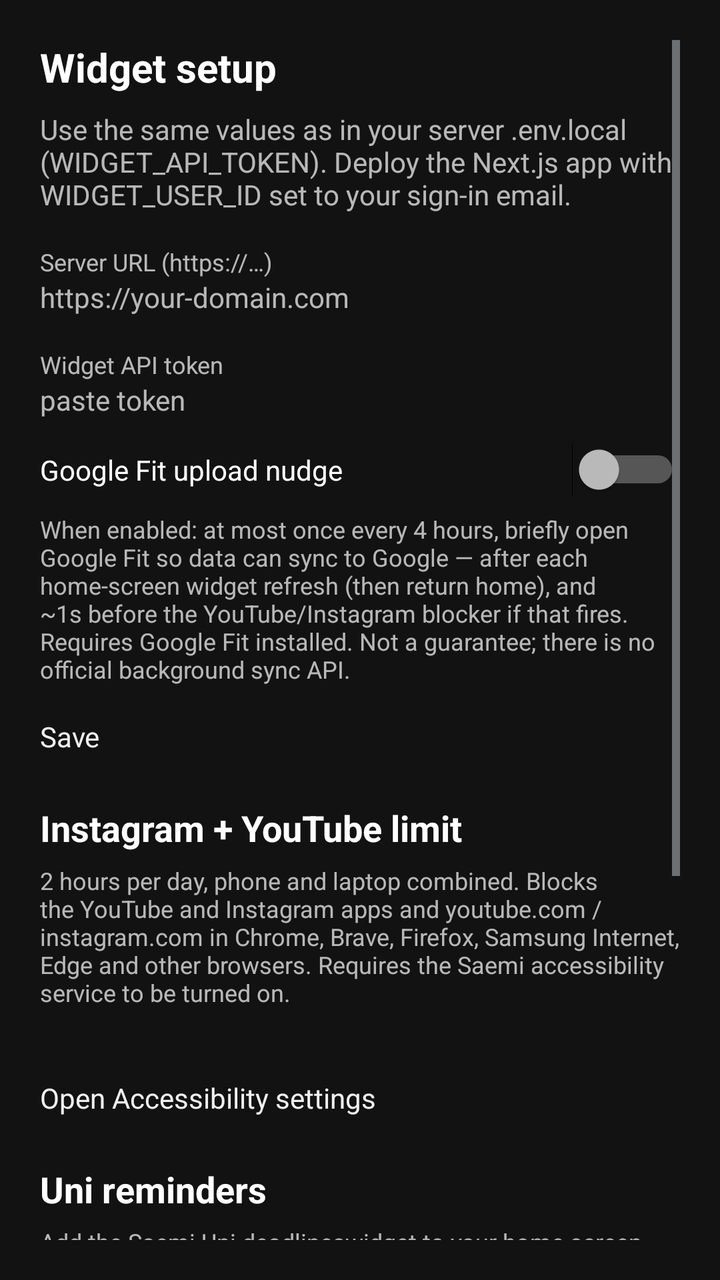
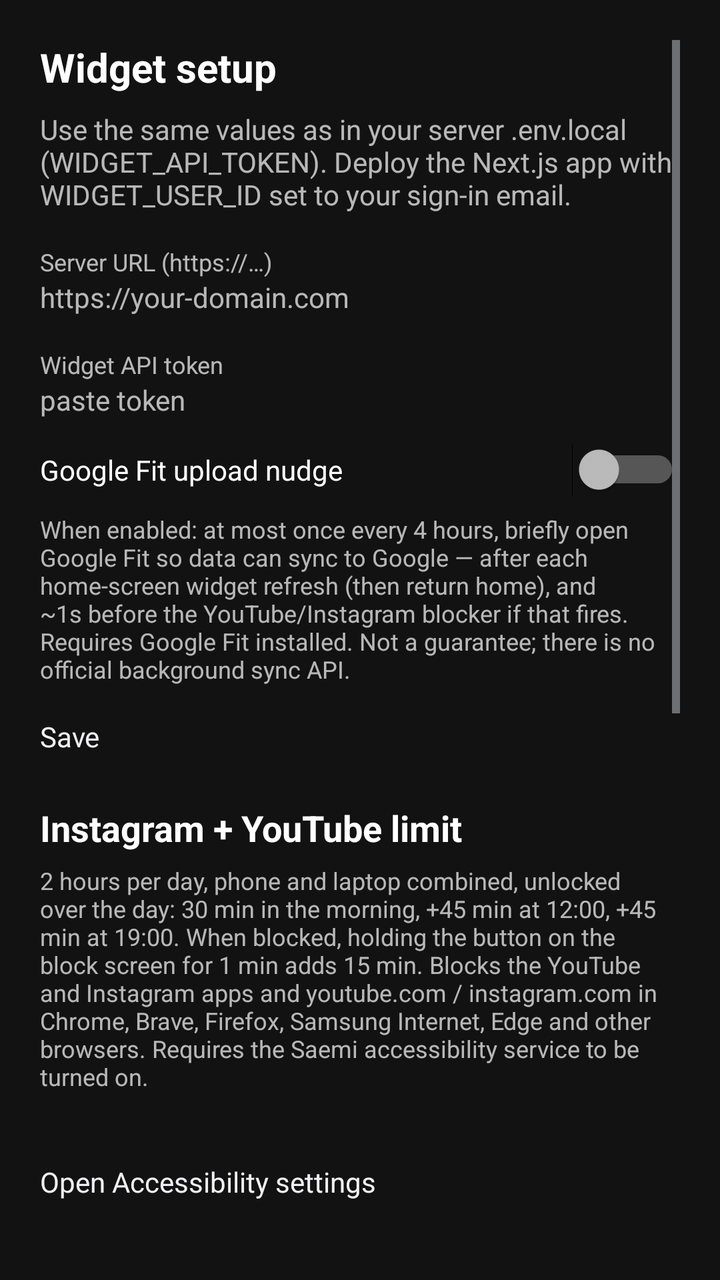

The first picture is an Android layout as it rendered before a commit; the second is the same layout after the commit. The layout source and the unified diff follow.
<!-- AndroidManifest.xml: activity theme Theme.SaemiGoalsWidget.Configure -->
<!-- res/layout/activity_configure.xml -->
<?xml version="1.0" encoding="utf-8"?>
<ScrollView xmlns:android="http://schemas.android.com/apk/res/android"
    android:layout_width="match_parent"
    android:layout_height="match_parent"
    android:fillViewport="true"
    android:padding="20dp">

    <LinearLayout
        android:layout_width="match_parent"
        android:layout_height="wrap_content"
        android:orientation="vertical">

        <TextView
            android:layout_width="match_parent"
            android:layout_height="wrap_content"
            android:paddingBottom="8dp"
            android:text="@string/configure_title"
            android:textColor="@color/widget_text"
            android:textSize="20sp"
            android:textStyle="bold" />

        <TextView
            android:layout_width="match_parent"
            android:layout_height="wrap_content"
            android:paddingBottom="16dp"
            android:text="Use the same values as in your server .env.local (WIDGET_API_TOKEN). Deploy the Next.js app with WIDGET_USER_ID set to your sign-in email."
            android:textColor="@color/widget_muted"
            android:textSize="14sp" />

        <TextView
            android:layout_width="match_parent"
            android:layout_height="wrap_content"
            android:labelFor="@id/edit_base_url"
            android:text="@string/base_url_hint"
            android:textColor="@color/widget_muted"
            android:textSize="12sp" />

        <EditText
            android:id="@+id/edit_base_url"
            android:layout_width="match_parent"
            android:layout_height="wrap_content"
            android:layout_marginBottom="16dp"
            android:hint="https://your-domain.com"
            android:inputType="textUri"
            android:textColor="@color/widget_text"
            android:textColorHint="@color/widget_muted" />

        <TextView
            android:layout_width="match_parent"
            android:layout_height="wrap_content"
            android:labelFor="@id/edit_token"
            android:text="@string/token_hint"
            android:textColor="@color/widget_muted"
            android:textSize="12sp" />

        <EditText
            android:id="@+id/edit_token"
            android:layout_width="match_parent"
            android:layout_height="wrap_content"
            android:layout_marginBottom="12dp"
            android:hint="paste token"
            android:importantForAutofill="no"
            android:inputType="textPassword|textVisiblePassword"
            android:textColor="@color/widget_text"
            android:textColorHint="@color/widget_muted" />

        <Switch
            android:id="@+id/switch_google_fit_nudge"
            android:layout_width="match_parent"
            android:layout_height="wrap_content"
            android:layout_marginBottom="8dp"
            android:text="@string/google_fit_nudge_title"
            android:textColor="@color/widget_text" />

        <TextView
            android:layout_width="match_parent"
            android:layout_height="wrap_content"
            android:layout_marginBottom="16dp"
            android:text="@string/google_fit_nudge_summary"
            android:textColor="@color/widget_muted"
            android:textSize="12sp" />

        <Button
            android:id="@+id/btn_save"
            android:layout_width="match_parent"
            android:layout_height="wrap_content"
            android:text="@string/save" />

        <TextView
            android:layout_width="match_parent"
            android:layout_height="wrap_content"
            android:layout_marginTop="24dp"
            android:paddingBottom="6dp"
            android:text="@string/blocker_title"
            android:textColor="@color/widget_text"
            android:textSize="18sp"
            android:textStyle="bold" />

        <TextView
            android:layout_width="match_parent"
            android:layout_height="wrap_content"
            android:layout_marginBottom="8dp"
            android:text="@string/blocker_hint"
            android:textColor="@color/widget_muted"
            android:textSize="12sp" />

        <TextView
            android:id="@+id/blocker_status"
            android:layout_width="match_parent"
            android:layout_height="wrap_content"
            android:layout_marginBottom="8dp"
            android:textColor="@color/widget_text"
            android:textSize="14sp"
            android:textStyle="bold" />

        <Button
            android:id="@+id/btn_accessibility"
            android:layout_width="match_parent"
            android:layout_height="wrap_content"
            android:text="@string/blocker_open_settings" />

        <TextView
            android:layout_width="match_parent"
            android:layout_height="wrap_content"
            android:layout_marginTop="24dp"
            android:paddingBottom="6dp"
            android:text="@string/uni_section_title"
            android:textColor="@color/widget_text"
            android:textSize="18sp"
            android:textStyle="bold" />

        <TextView
            android:layout_width="match_parent"
            android:layout_height="wrap_content"
            android:layout_marginBottom="8dp"
            android:text="@string/uni_section_hint"
            android:textColor="@color/widget_muted"
            android:textSize="12sp" />

        <Button
            android:id="@+id/btn_notifications"
            android:layout_width="match_parent"
            android:layout_height="wrap_content"
            android:text="@string/uni_allow_notifications" />

        <TextView
            android:layout_width="match_parent"
            android:layout_height="wrap_content"
            android:layout_marginTop="24dp"
            android:paddingBottom="8dp"
            android:text="@string/usage_access"
            android:textColor="@color/widget_text"
            android:textSize="18sp"
            android:textStyle="bold" />

        <Button
            android:id="@+id/btn_usage_access"
            android:layout_width="match_parent"
            android:layout_height="wrap_content"
            android:text="@string/grant_usage_access" />

        <TextView
            android:layout_width="match_parent"
            android:layout_height="wrap_content"
            android:layout_marginTop="20dp"
            android:paddingBottom="8dp"
            android:text="@string/packages_title"
            android:textColor="@color/widget_text"
            android:textSize="18sp"
            android:textStyle="bold" />

        <TextView
            android:layout_width="match_parent"
            android:layout_height="wrap_content"
            android:labelFor="@id/edit_youtube_pkg"
            android:text="@string/youtube_pkg"
            android:textColor="@color/widget_muted"
            android:textSize="12sp" />

        <LinearLayout
            android:layout_width="match_parent"
            android:layout_height="wrap_content"
            android:layout_marginBottom="14dp"
            android:orientation="horizontal">

            <EditText
                android:id="@+id/edit_youtube_pkg"
                android:layout_width="0dp"
                android:layout_height="wrap_content"
                android:layout_weight="1"
                android:hint="com.google.android.youtube"
                android:inputType="text"
                android:textColor="@color/widget_text"
                android:textColorHint="@color/widget_muted" />

            <Button
                android:id="@+id/btn_detect_youtube"
                android:layout_width="wrap_content"
                android:layout_height="wrap_content"
                android:text="@string/detect_current_app" />
        </LinearLayout>

        <TextView
            android:layout_width="match_parent"
            android:layout_height="wrap_content"
            android:labelFor="@id/edit_instagram_pkg"
            android:text="@string/instagram_pkg"
            android:textColor="@color/widget_muted"
            android:textSize="12sp" />

        <LinearLayout
            android:layout_width="match_parent"
            android:layout_height="wrap_content"
            android:layout_marginBottom="22dp"
            android:orientation="horizontal">

            <EditText
                android:id="@+id/edit_instagram_pkg"
                android:layout_width="0dp"
                android:layout_height="wrap_content"
                android:layout_weight="1"
                android:hint="com.instagram.android"
                android:inputType="text"
                android:textColor="@color/widget_text"
                android:textColorHint="@color/widget_muted" />

            <Button
                android:id="@+id/btn_detect_instagram"
                android:layout_width="wrap_content"
                android:layout_height="wrap_content"
                android:text="@string/detect_current_app" />
        </LinearLayout>
    </LinearLayout>
</ScrollView>
<!-- resources referenced by this layout -->
<resources>
  <color name="widget_muted">#B3FFFFFF</color>
  <color name="widget_text">#FFFFFFFF</color>
  <string name="base_url_hint">Server URL (https://…)</string>
  <string name="blocker_hint">2 hours per day, phone and laptop combined. Blocks the YouTube and Instagram apps and youtube.com / instagram.com in Chrome, Brave, Firefox, Samsung Internet, Edge and other browsers. Requires the Saemi accessibility service to be turned on.</string>
  <string name="blocker_open_settings">Open Accessibility settings</string>
  <string name="blocker_title">Instagram + YouTube limit</string>
  <string name="configure_title">Widget setup</string>
  <string name="detect_current_app">Detect current app</string>
  <string name="google_fit_nudge_summary">When enabled: at most once every 4 hours, briefly open Google Fit so data can sync to Google — after each home-screen widget refresh (then return home), and ~1s before the YouTube/Instagram blocker if that fires. Requires Google Fit installed. Not a guarantee; there is no official background sync API.</string>
  <string name="google_fit_nudge_title">Google Fit upload nudge</string>
  <string name="grant_usage_access">Grant Usage Access</string>
  <string name="instagram_pkg">Extra Instagram package</string>
  <string name="packages_title">Custom app packages (optional)</string>
  <string name="save">Save</string>
  <string name="token_hint">Widget API token</string>
  <string name="uni_allow_notifications">Allow notifications</string>
  <string name="uni_section_hint">Add the "Saemi Uni deadlines" widget to your home screen. You get a notification 24h and 3h before each open deadline.</string>
  <string name="uni_section_title">Uni reminders</string>
  <string name="usage_access">Usage Access</string>
  <string name="youtube_pkg">Extra YouTube package</string>
  <style name="Theme.SaemiGoalsWidget.Configure" parent="Theme.SaemiGoalsWidget" />
  <style name="Theme.SaemiGoalsWidget" parent="android:Theme.DeviceDefault.NoActionBar">
          <item name="android:statusBarColor">@color/configure_bg</item>
          <item name="android:navigationBarColor">@color/configure_bg</item>
          <item name="android:windowBackground">@color/configure_bg</item>
      </style>
  <color name="configure_bg">#FF121212</color>
</resources>

<!-- the commit's change to res/layout/activity_configure.xml (unified diff, before → after) -->
@@ -124,6 +124,38 @@
             android:layout_height="wrap_content"
             android:layout_marginTop="24dp"
             android:paddingBottom="6dp"
+            android:text="@string/protection_title"
+            android:textColor="@color/widget_text"
+            android:textSize="18sp"
+            android:textStyle="bold" />
+
+        <TextView
+            android:layout_width="match_parent"
+            android:layout_height="wrap_content"
+            android:layout_marginBottom="8dp"
+            android:text="@string/protection_hint"
+            android:textColor="@color/widget_muted"
+            android:textSize="12sp" />
+
+        <TextView
+            android:id="@+id/protection_status"
+            android:layout_width="match_parent"
+            android:layout_height="wrap_content"
+            android:layout_marginBottom="8dp"
+            android:textColor="@color/widget_text"
+            android:textSize="14sp"
+            android:textStyle="bold" />
+
+        <Button
+            android:id="@+id/btn_protection"
+            android:layout_width="match_parent"
+            android:layout_height="wrap_content" />
+
+        <TextView
+            android:layout_width="match_parent"
+            android:layout_height="wrap_content"
+            android:layout_marginTop="24dp"
+            android:paddingBottom="6dp"
             android:text="@string/uni_section_title"
             android:textColor="@color/widget_text"
             android:textSize="18sp"
<!-- resource entries referenced after the edit -->
@@ -3,7 +3,7 @@
   <color name="widget_muted">#B3FFFFFF</color>
   <color name="widget_text">#FFFFFFFF</color>
   <string name="base_url_hint">Server URL (https://…)</string>
-  <string name="blocker_hint">2 hours per day, phone and laptop combined. Blocks the YouTube and Instagram apps and youtube.com / instagram.com in Chrome, Brave, Firefox, Samsung Internet, Edge and other browsers. Requires the Saemi accessibility service to be turned on.</string>
+  <string name="blocker_hint">2 hours per day, phone and laptop combined, unlocked over the day: 30 min in the morning, +45 min at 12:00, +45 min at 19:00. When blocked, holding the button on the block screen for 1 min adds 15 min. Blocks the YouTube and Instagram apps and youtube.com / instagram.com in Chrome, Brave, Firefox, Samsung Internet, Edge and other browsers. Requires the Saemi accessibility service to be turned on.</string>
   <string name="blocker_open_settings">Open Accessibility settings</string>
   <string name="blocker_title">Instagram + YouTube limit</string>
   <string name="configure_title">Widget setup</string>
@@ -13,6 +13,8 @@
   <string name="grant_usage_access">Grant Usage Access</string>
   <string name="instagram_pkg">Extra Instagram package</string>
   <string name="packages_title">Custom app packages (optional)</string>
+  <string name="protection_hint">Stops you from switching the blocker off on impulse: Settings, uninstall and permission screens that show Saemi Goals are closed right away, and the server URL, token and package fields are locked. To turn it off, request an unlock and wait.</string>
+  <string name="protection_title">Protection</string>
   <string name="save">Save</string>
   <string name="token_hint">Widget API token</string>
   <string name="uni_allow_notifications">Allow notifications</string>
